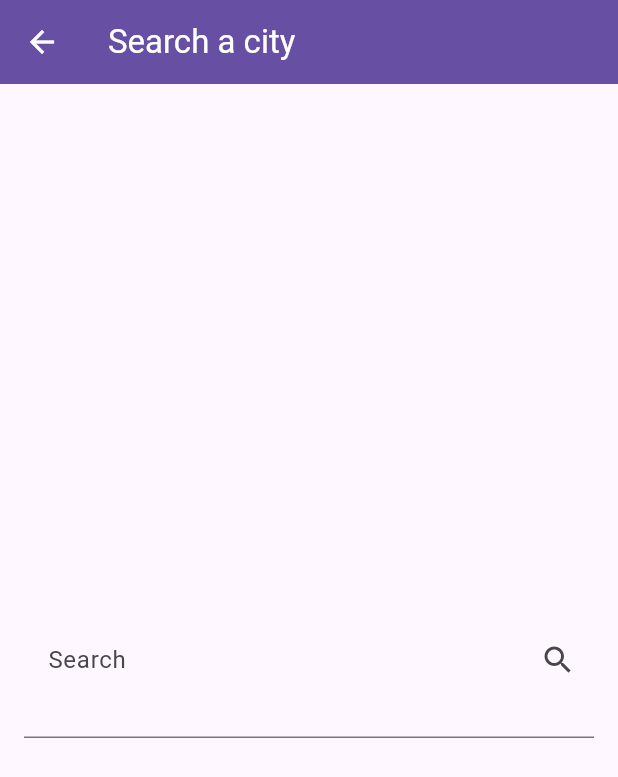
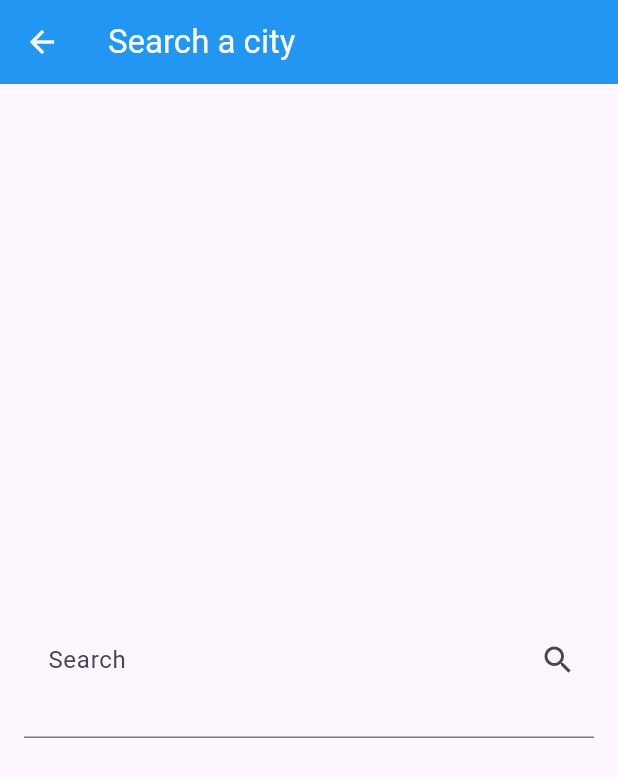
Before and after one commit to Menna2Alaa/weatherApp, a Flutter app: the SearchView screen opened directly, on a phone screen of 412 x 824 dp. Shown: the top 777 px of the screen. Run offline on Flutter 3.47's test engine with Material 3 defaults, Android fonts, the phone set to English and light mode, and no system bars; our stand-ins replace dio, flutter_bloc.

Commit message:
change the color of the app bar in search view according to weather state

```diff
--- a/lib/views/search_view.dart
+++ b/lib/views/search_view.dart
@@ -1,15 +1,24 @@
 import 'package:flutter/material.dart';
 import 'package:flutter_bloc/flutter_bloc.dart';
 import 'package:weather_app/cubits/get_weather_cubit/get_weather_cubit.dart';
+import 'package:weather_app/cubits/get_weather_cubit/get_weather_states.dart';
+import 'package:weather_app/main.dart';
 
 class SearchView extends StatelessWidget {
   const SearchView({super.key});
 
   @override
   Widget build(BuildContext context) {
+    return BlocBuilder<GetWeatherCubit, WeatherState>(
+      builder: (context, state) {
+        String? weatherCondition;
+        if (state is WeatherDataLoaded) {
+          weatherCondition = state.weatherModel.weatherCondition;
+        }
+
         return Scaffold(
           appBar: AppBar(
-        backgroundColor: Theme.of(context).primaryColor,
+            backgroundColor: getThemeColor(weatherCondition),
             title: const Text(
               'Search a city',
               style: TextStyle(color: Colors.white),
@@ -21,7 +30,9 @@ class SearchView extends StatelessWidget {
               padding: const EdgeInsets.symmetric(horizontal: 16),
               child: TextField(
                 onSubmitted: (value) async {
-              var getWeatherCubit = BlocProvider.of<GetWeatherCubit>(context);
+                  var getWeatherCubit = BlocProvider.of<GetWeatherCubit>(
+                    context,
+                  );
                   getWeatherCubit.getWeather(cityName: value);
                   Navigator.pop(context);
                 },
@@ -41,5 +52,7 @@ class SearchView extends StatelessWidget {
             ),
           ),
         );
+      },
+    );
   }
 }
```
Lines whose indentation alone changed are shown as unchanged.
